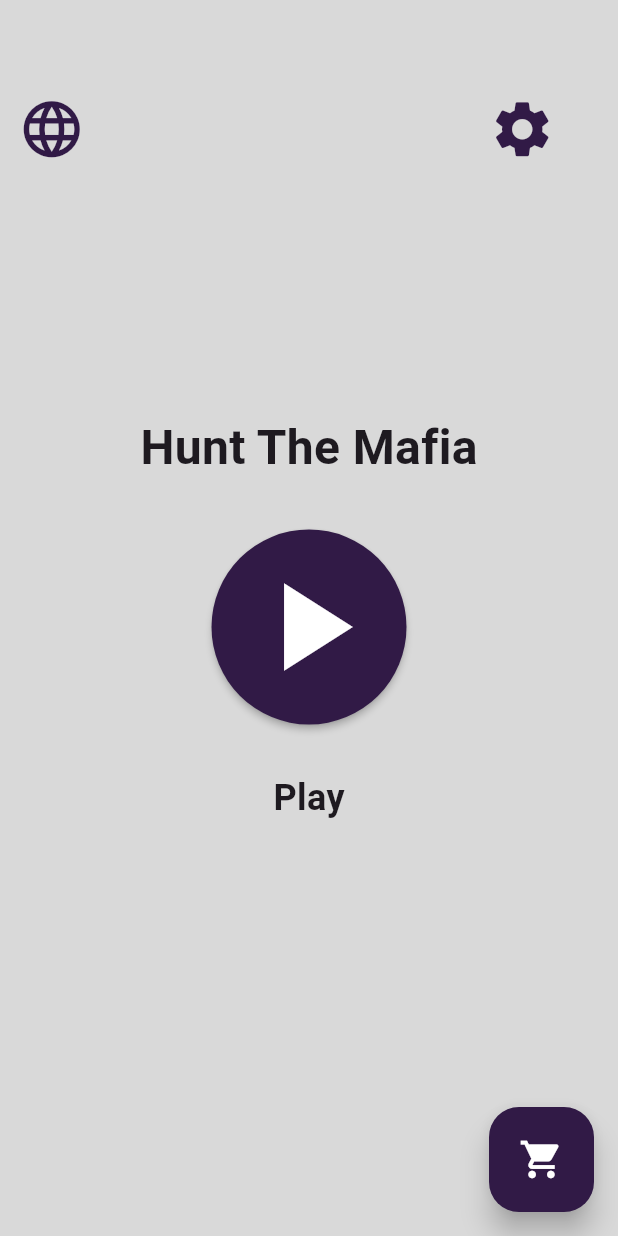
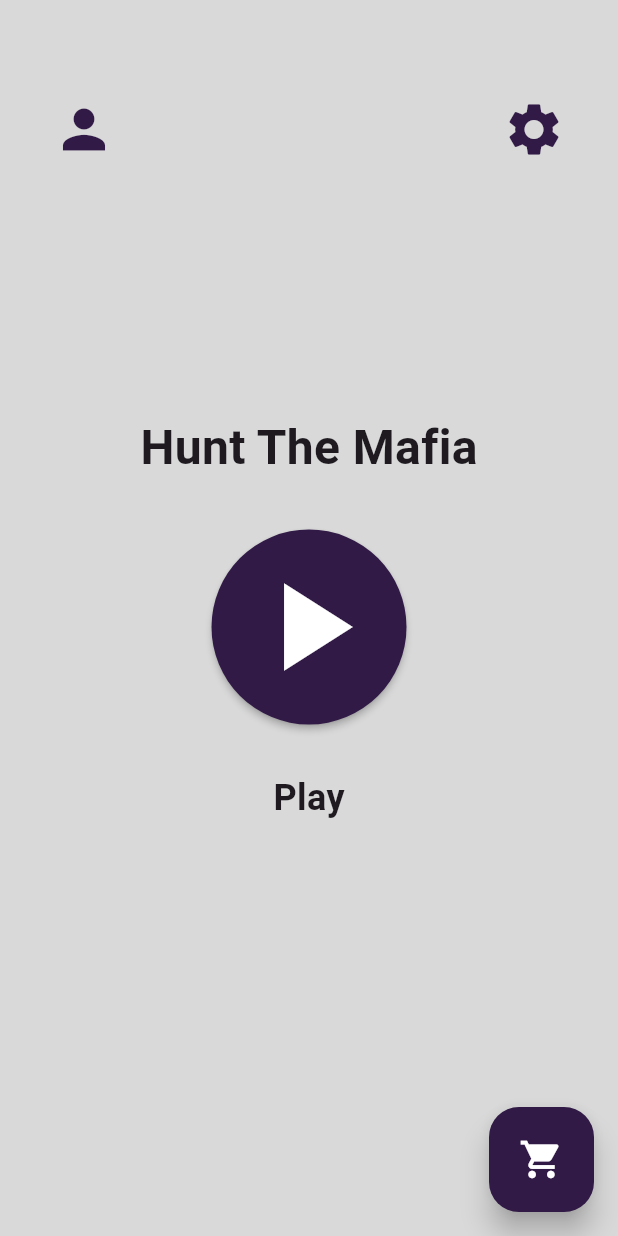
Before and after one commit to EnhanceTeam/Hunt-The-Mafia-DEPD, a Flutter app: the screen it shows after launch, on a phone screen of 412 x 824 dp. Run offline on Flutter 3.47's test engine with Material 2 defaults, Android fonts, the light colour scheme and no system bars; drawn by our look-alikes of dynamic_color; our stand-ins replace cloud_firestore, firebase_core, flutter_svg, fluttertoast, lottie; accounts and stored records are empty; Roboto replaces fonts that are missing (Poppins).

Commit message:
change main menu layout

```diff
--- a/hunt_the_mafia/lib/views/pages/page_mainmenu.dart
+++ b/hunt_the_mafia/lib/views/pages/page_mainmenu.dart
@@ -68,13 +68,16 @@ class _MainMenuPageState extends State<MainMenuPage> {
                 alignment: Alignment.topCenter,
                 width: double.infinity,
                 child: Row(
+                  mainAxisAlignment: MainAxisAlignment.spaceBetween,
                   children: [
-                    const Icon(
-                      Icons.language,
-                      color: Const.baseColor,
-                      size: 45,
+                    RawMaterialButton(
+                      onPressed: () {},
+                      child: const Icon(
+                        Icons.person,
+                        color: Const.baseColor,
+                        size: 42,
+                      ),
                     ),
-                    SizedBox(width: MediaQuery.of(context).size.width * 0.60),
                     RawMaterialButton(
                       onPressed: () {
                         Navigator.pushNamed(context, SettingPage.routeName);
@@ -82,7 +85,7 @@ class _MainMenuPageState extends State<MainMenuPage> {
                       child: const Icon(
                         Icons.settings,
                         color: Const.baseColor,
-                        size: 45,
+                        size: 42,
                       ),
                     )
                   ],
```
